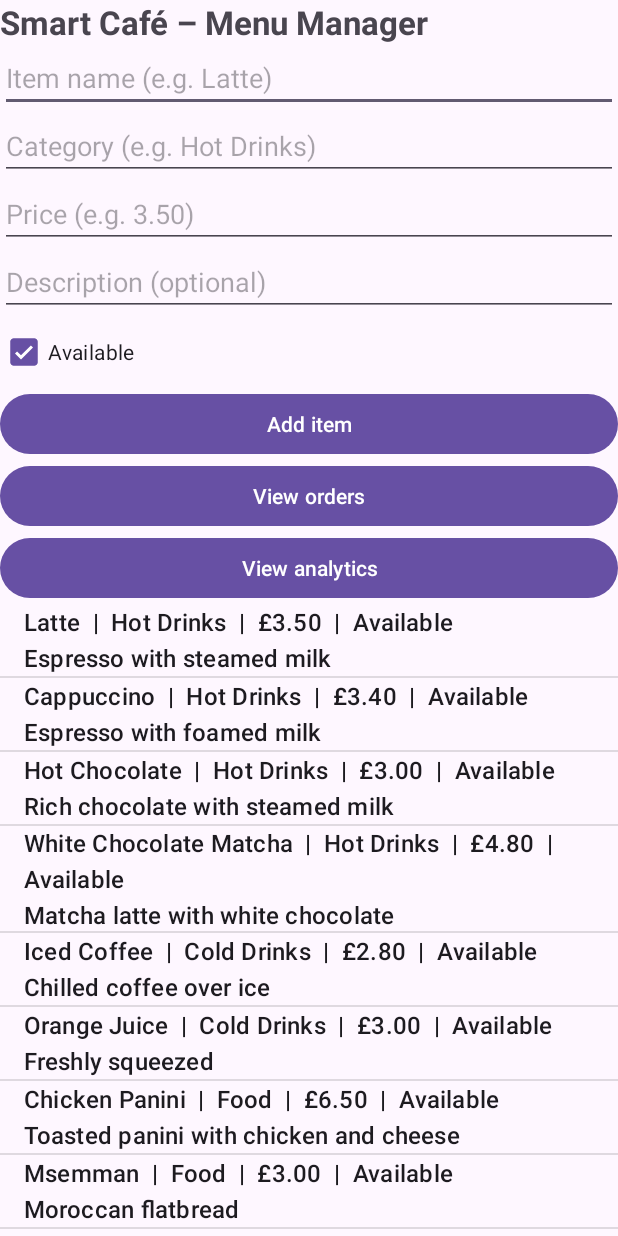
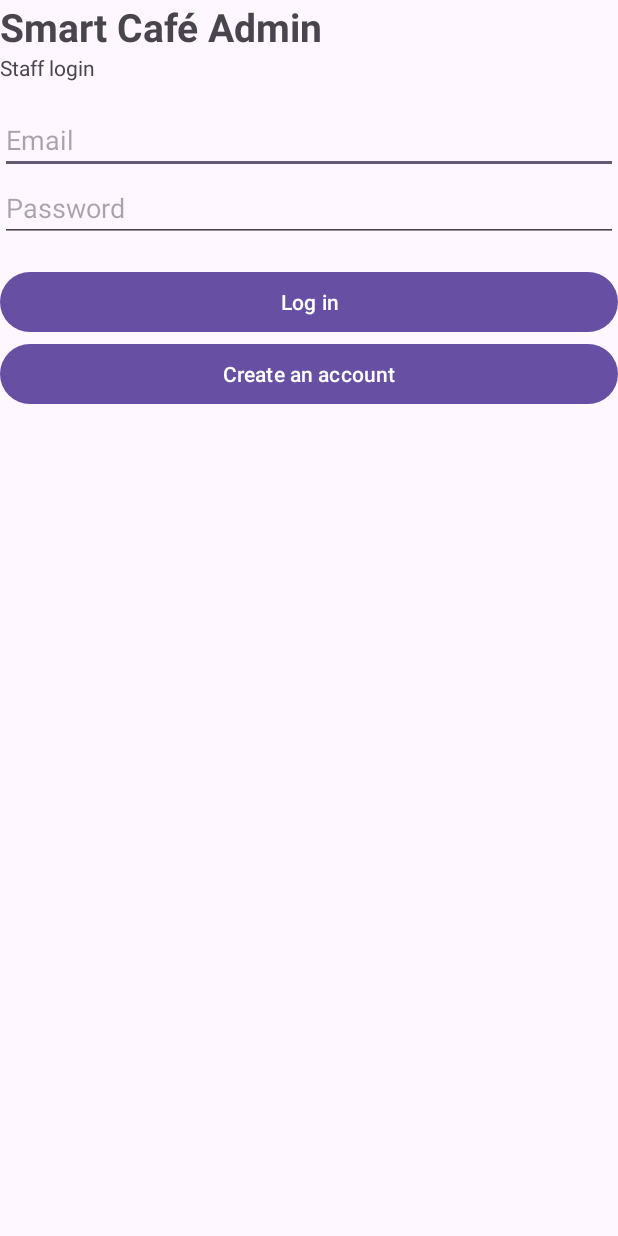
Before and after one commit to hamradsaad/CTEC3703-SmartCafeAdmin, an Android app: the screen it shows after launch (MainActivity before the commit, LoginActivity after it), on a phone screen of 412 x 824 dp. Run offline under Robolectric (Android 15) with nearby library versions, the phone set to English and light mode, and no system bars; our stand-ins replace Firebase (no records; nobody signed in at launch, a user with empty details on screens opened directly).

Commit message:
Add Firebase login and registration with Firestore role check (admin only), logout and protected screens

```diff
--- a/app/src/main/java/com/example/smartcafeadmin/AnalyticsActivity.kt
+++ b/app/src/main/java/com/example/smartcafeadmin/AnalyticsActivity.kt
@@ -20,6 +20,7 @@ class AnalyticsActivity : AppCompatActivity() {
 
     override fun onCreate(savedInstanceState: Bundle?) {
         super.onCreate(savedInstanceState)
+        if (!AuthGuard.isSignedIn(this)) return
         enableEdgeToEdge()
         setContentView(R.layout.activity_analytics)
         ViewCompat.setOnApplyWindowInsetsListener(findViewById(R.id.main)) { v, insets ->
--- /dev/null
+++ b/app/src/main/java/com/example/smartcafeadmin/LoginActivity.kt
@@ -0,0 +1,128 @@
+package com.example.smartcafeadmin
+
+import android.content.Intent
+import android.os.Bundle
+import android.view.View
+import android.widget.Button
+import android.widget.EditText
+import android.widget.ProgressBar
+import android.widget.TextView
+import androidx.activity.enableEdgeToEdge
+import androidx.appcompat.app.AppCompatActivity
+import androidx.core.view.ViewCompat
+import androidx.core.view.WindowInsetsCompat
+import com.google.firebase.FirebaseNetworkException
+import com.google.firebase.auth.FirebaseAuth
+import com.google.firebase.auth.FirebaseAuthInvalidCredentialsException
+import com.google.firebase.auth.FirebaseAuthInvalidUserException
+import com.google.firebase.firestore.FirebaseFirestore
+
+class LoginActivity : AppCompatActivity() {
+
+    private lateinit var auth: FirebaseAuth
+    private lateinit var firestore: FirebaseFirestore
+
+    private lateinit var editEmail: EditText
+    private lateinit var editPassword: EditText
+    private lateinit var buttonLogin: Button
+    private lateinit var buttonRegister: Button
+    private lateinit var progress: ProgressBar
+    private lateinit var textError: TextView
+
+    override fun onCreate(savedInstanceState: Bundle?) {
+        super.onCreate(savedInstanceState)
+        enableEdgeToEdge()
+        setContentView(R.layout.activity_login)
+        ViewCompat.setOnApplyWindowInsetsListener(findViewById(R.id.main)) { v, insets ->
+            val systemBars = insets.getInsets(WindowInsetsCompat.Type.systemBars())
+            v.setPadding(systemBars.left, systemBars.top, systemBars.right, systemBars.bottom)
+            insets
+        }
+
+        auth = FirebaseAuth.getInstance()
+        firestore = FirebaseFirestore.getInstance()
+
+        editEmail = findViewById(R.id.editEmail)
+        editPassword = findViewById(R.id.editPassword)
+        buttonLogin = findViewById(R.id.buttonLogin)
+        buttonRegister = findViewById(R.id.buttonRegister)
+        progress = findViewById(R.id.progress)
+        textError = findViewById(R.id.textError)
+
+        buttonLogin.setOnClickListener { login() }
+        buttonRegister.setOnClickListener {
+            startActivity(Intent(this, RegisterActivity::class.java))
+        }
+
+        // Already signed in from last time: re-check the role, then continue
+        auth.currentUser?.let { checkRoleAndContinue(it.uid) }
+    }
+
+    private fun login() {
+        val email = editEmail.text.toString().trim()
+        val password = editPassword.text.toString()
+
+        val error = AuthValidator.validateLogin(email, password)
+        if (error != null) {
+            showError(error)
+            return
+        }
+
+        setLoading(true)
+        auth.signInWithEmailAndPassword(email, password)
+            .addOnSuccessListener { result ->
+                val uid = result.user?.uid
+                if (uid == null) {
+                    setLoading(false)
+                    showError("Login failed. Please try again.")
+                } else {
+                    checkRoleAndContinue(uid)
+                }
+            }
+            .addOnFailureListener { e ->
+                setLoading(false)
+                showError(friendlyError(e))
+            }
+    }
+
+    // Reads users/{uid} from Firestore and only lets "admin" accounts in
+    private fun checkRoleAndContinue(uid: String) {
+        setLoading(true)
+        firestore.collection("users").document(uid).get()
+            .addOnSuccessListener { doc ->
+                val role = doc.getString("role")
+                if (role == "admin") {
+                    startActivity(Intent(this, MainActivity::class.java))
+                    finish()
+                } else {
+                    auth.signOut()
+                    setLoading(false)
+                    showError("Access denied: only café admin accounts can use this app.")
+                }
+            }
+            .addOnFailureListener {
+                auth.signOut()
+                setLoading(false)
+                showError("Could not check your access. Check your internet connection and try again.")
+            }
+    }
+
+    private fun friendlyError(e: Exception): String = when (e) {
+        is FirebaseAuthInvalidCredentialsException,
+        is FirebaseAuthInvalidUserException -> "Incorrect email or password"
+        is FirebaseNetworkException -> "No internet connection. Please try again."
+        else -> "Login failed: ${e.localizedMessage}"
+    }
+
+    private fun setLoading(loading: Boolean) {
+        progress.visibility = if (loading) View.VISIBLE else View.GONE
+        buttonLogin.isEnabled = !loading
+        buttonRegister.isEnabled = !loading
+        if (loading) textError.visibility = View.GONE
+    }
+
+    private fun showError(message: String) {
+        textError.text = message
+        textError.visibility = View.VISIBLE
+    }
+}
--- a/app/src/main/java/com/example/smartcafeadmin/OrdersActivity.kt
+++ b/app/src/main/java/com/example/smartcafeadmin/OrdersActivity.kt
@@ -33,6 +33,7 @@ class OrdersActivity : AppCompatActivity() {
 
     override fun onCreate(savedInstanceState: Bundle?) {
         super.onCreate(savedInstanceState)
+        if (!AuthGuard.isSignedIn(this)) return
         enableEdgeToEdge()
         setContentView(R.layout.activity_orders)
         ViewCompat.setOnApplyWindowInsetsListener(findViewById(R.id.main)) { v, insets ->
--- /dev/null
+++ b/app/src/main/res/layout/activity_login.xml
@@ -0,0 +1,65 @@
+<?xml version="1.0" encoding="utf-8"?>
+<LinearLayout xmlns:android="http://schemas.android.com/apk/res/android"
+    android:id="@+id/main"
+    android:layout_width="match_parent"
+    android:layout_height="match_parent"
+    android:orientation="vertical"
+    android:padding="24dp">
+
+    <TextView
+        android:layout_width="wrap_content"
+        android:layout_height="wrap_content"
+        android:text="Smart Café Admin"
+        android:textSize="26sp"
+        android:textStyle="bold" />
+
+    <TextView
+        android:layout_width="wrap_content"
+        android:layout_height="wrap_content"
+        android:layout_marginBottom="16dp"
+        android:text="Staff login" />
+
+    <EditText
+        android:id="@+id/editEmail"
+        android:layout_width="match_parent"
+        android:layout_height="wrap_content"
+        android:hint="Email"
+        android:inputType="textEmailAddress" />
+
+    <EditText
+        android:id="@+id/editPassword"
+        android:layout_width="match_parent"
+        android:layout_height="wrap_content"
+        android:hint="Password"
+        android:inputType="textPassword" />
+
+    <TextView
+        android:id="@+id/textError"
+        android:layout_width="match_parent"
+        android:layout_height="wrap_content"
+        android:layout_marginTop="8dp"
+        android:textColor="#B3261E"
+        android:visibility="gone" />
+
+    <ProgressBar
+        android:id="@+id/progress"
+        android:layout_width="wrap_content"
+        android:layout_height="wrap_content"
+        android:layout_gravity="center_horizontal"
+        android:layout_marginTop="8dp"
+        android:visibility="gone" />
+
+    <Button
+        android:id="@+id/buttonLogin"
+        android:layout_width="match_parent"
+        android:layout_height="wrap_content"
+        android:layout_marginTop="16dp"
+        android:text="Log in" />
+
+    <Button
+        android:id="@+id/buttonRegister"
+        android:layout_width="match_parent"
+        android:layout_height="wrap_content"
+        android:text="Create an account" />
+
+</LinearLayout>
--- a/app/src/main/res/layout/activity_main.xml
+++ b/app/src/main/res/layout/activity_main.xml
@@ -13,6 +13,12 @@
         android:text="Smart Café – Menu Manager"
         android:textSize="22sp"
         android:textStyle="bold" />
+
+    <Button
+        android:id="@+id/buttonLogout"
+        android:layout_width="wrap_content"
+        android:layout_height="wrap_content"
+        android:text="Log out" />
 
     <EditText
         android:id="@+id/editName"
--- a/build.gradle.kts
+++ b/build.gradle.kts
@@ -1,4 +1,5 @@
 // Top-level build file where you can add configuration options common to all sub-projects/modules.
 plugins {
     alias(libs.plugins.android.application) apply false
+    alias(libs.plugins.google.services) apply false
 }
--- a/gradle/libs.versions.toml
+++ b/gradle/libs.versions.toml
@@ -8,6 +8,8 @@ appcompat = "1.6.1"
 material = "1.10.0"
 activityKtx = "1.8.0"
 constraintlayout = "2.1.4"
+googleServices = "4.5.0"
+firebaseBom = "33.7.0"
 
 [libraries]
 androidx-core-ktx = { group = "androidx.core", name = "core-ktx", version.ref = "coreKtx" }
@@ -18,6 +20,10 @@ androidx-appcompat = { group = "androidx.appcompat", name = "appcompat", version
 material = { group = "com.google.android.material", name = "material", version.ref = "material" }
 androidx-activity-ktx = { group = "androidx.activity", name = "activity-ktx", version.ref = "activityKtx" }
 androidx-constraintlayout = { group = "androidx.constraintlayout", name = "constraintlayout", version.ref = "constraintlayout" }
+firebase-bom = { group = "com.google.firebase", name = "firebase-bom", version.ref = "firebaseBom" }
+firebase-auth = { group = "com.google.firebase", name = "firebase-auth" }
+firebase-firestore = { group = "com.google.firebase", name = "firebase-firestore" }
 
 [plugins]
 android-application = { id = "com.android.application", version.ref = "agp" }
+google-services = { id = "com.google.gms.google-services", version.ref = "googleServices" }
```
Also changed, not shown: app/build.gradle.kts (+7 -0 lines), app/src/main/AndroidManifest.xml (+11 -1 lines), app/src/main/java/com/example/smartcafeadmin/AuthGuard.kt (added, +20 -0 lines), app/src/main/java/com/example/smartcafeadmin/AuthValidator.kt (added, +28 -0 lines), app/src/main/java/com/example/smartcafeadmin/MainActivity.kt (+20 -2 lines), app/src/main/java/com/example/smartcafeadmin/RegisterActivity.kt (added, +127 -0 lines), app/src/main/res/layout/activity_register.xml (added, +66 -0 lines), 2 other files.
